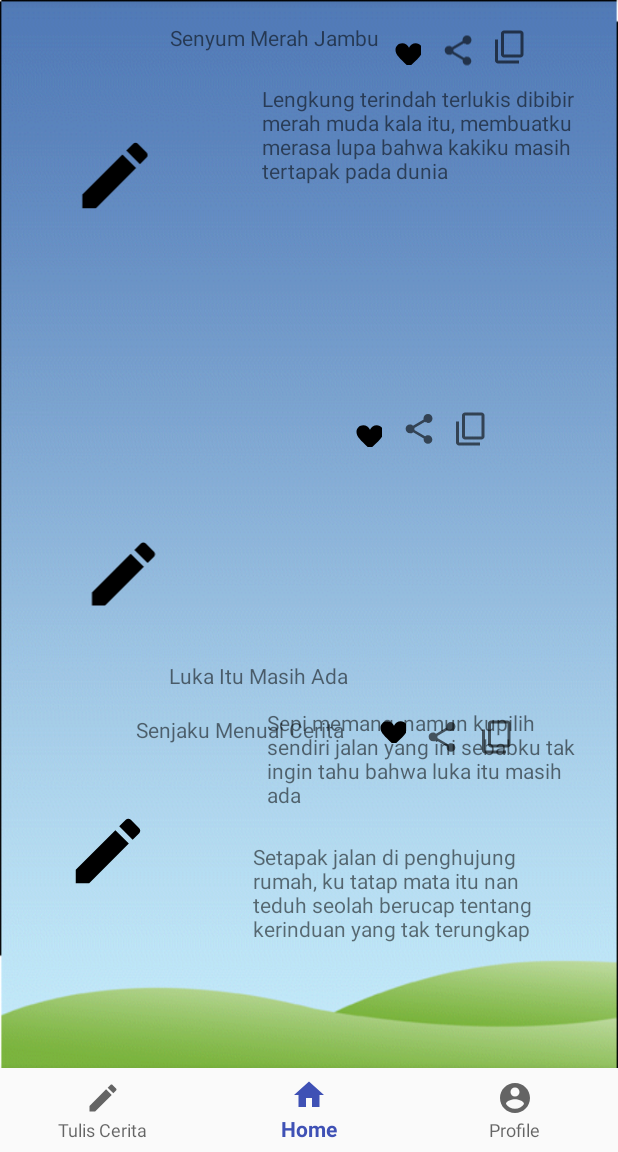
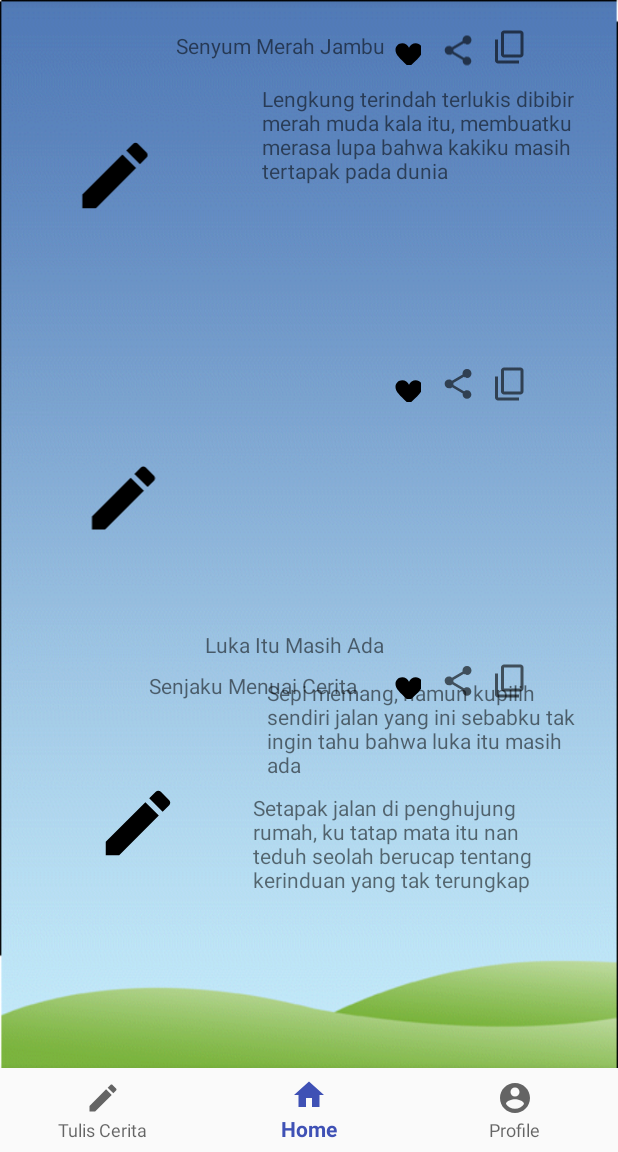
Before and after one commit to Yuschri/PenaStory, an Android app: the StoryFragment screen opened directly, with no data from a screen before it, item 2 of the bottom bar chosen, on a phone screen of 412 x 824 dp, the part 84-1236 px from its top. Run offline under Robolectric (Android 15) with nearby library versions, the phone set to English and light mode, and no system bars.

Commit message:
tampilan2

```diff
--- a/app/src/main/res/layout/fragment_home.xml
+++ b/app/src/main/res/layout/fragment_home.xml
@@ -17,12 +17,12 @@
             android:layout_width="wrap_content"
             android:layout_height="wrap_content"
             android:layout_marginBottom="8dp"
-            android:layout_marginEnd="156dp"
+            android:layout_marginEnd="152dp"
             android:text="Senyum Merah Jambu "
             app:layout_constraintBottom_toTopOf="@+id/textView5"
             app:layout_constraintEnd_toEndOf="parent"
             app:layout_constraintTop_toBottomOf="@+id/imageView6"
-            app:layout_constraintVertical_bias="0.35" />
+            app:layout_constraintVertical_bias="0.6" />
 
         <TextView
             android:id="@+id/textView5"
@@ -37,9 +37,9 @@
         <TextView
             android:id="@+id/textView6"
             android:layout_width="wrap_content"
-            android:layout_height="wrap_content"
+            android:layout_height="20dp"
             android:layout_marginBottom="12dp"
-            android:layout_marginEnd="180dp"
+            android:layout_marginEnd="156dp"
             android:layout_marginTop="8dp"
             android:text="Luka Itu Masih Ada"
             app:layout_constraintBottom_toTopOf="@+id/textView7"
@@ -51,7 +51,7 @@
             android:id="@+id/textView7"
             android:layout_width="206dp"
             android:layout_height="80dp"
-            android:layout_marginBottom="216dp"
+            android:layout_marginBottom="236dp"
             android:layout_marginEnd="28dp"
             android:text="Sepi memang, namun kupilih sendiri jalan yang ini sebabku tak ingin tahu bahwa luka itu masih ada"
             app:layout_constraintBottom_toBottomOf="parent"
@@ -98,7 +98,7 @@
             app:layout_constraintHorizontal_bias="0.132"
             app:layout_constraintStart_toStartOf="parent"
             app:layout_constraintTop_toTopOf="parent"
-            app:layout_constraintVertical_bias="0.498"
+            app:layout_constraintVertical_bias="0.425"
             app:srcCompat="@drawable/ic_create_black_24dp" />
 
         <ImageView
@@ -157,13 +157,13 @@
             android:layout_marginEnd="8dp"
             android:layout_marginStart="8dp"
             android:layout_marginTop="8dp"
-            app:srcCompat="@drawable/ic_dashboard_black_24dp"
             app:layout_constraintBottom_toBottomOf="parent"
             app:layout_constraintEnd_toEndOf="parent"
-            app:layout_constraintHorizontal_bias="0.598"
+            app:layout_constraintHorizontal_bias="0.668"
             app:layout_constraintStart_toStartOf="parent"
             app:layout_constraintTop_toTopOf="parent"
-            app:layout_constraintVertical_bias="0.365" />
+            app:layout_constraintVertical_bias="0.324"
+            app:srcCompat="@drawable/ic_dashboard_black_24dp" />
 
         <ImageView
             android:id="@+id/imageView13"
@@ -176,10 +176,10 @@
             android:src="?attr/actionModeShareDrawable"
             app:layout_constraintBottom_toBottomOf="parent"
             app:layout_constraintEnd_toEndOf="parent"
-            app:layout_constraintHorizontal_bias="0.697"
+            app:layout_constraintHorizontal_bias="0.767"
             app:layout_constraintStart_toStartOf="parent"
             app:layout_constraintTop_toTopOf="parent"
-            app:layout_constraintVertical_bias="0.365" />
+            app:layout_constraintVertical_bias="0.324" />
 
         <ImageView
             android:id="@+id/imageView14"
@@ -192,10 +192,10 @@
             android:src="?android:attr/actionModeCopyDrawable"
             app:layout_constraintBottom_toBottomOf="parent"
             app:layout_constraintEnd_toEndOf="parent"
-            app:layout_constraintHorizontal_bias="0.79"
+            app:layout_constraintHorizontal_bias="0.86"
             app:layout_constraintStart_toStartOf="parent"
             app:layout_constraintTop_toTopOf="parent"
-            app:layout_constraintVertical_bias="0.365" />
+            app:layout_constraintVertical_bias="0.324" />
 
         <ImageView
             android:id="@+id/imageView15"
@@ -205,13 +205,13 @@
             android:layout_marginEnd="8dp"
             android:layout_marginStart="8dp"
             android:layout_marginTop="8dp"
-            app:srcCompat="@drawable/ic_create_black_24dp"
             app:layout_constraintBottom_toBottomOf="parent"
             app:layout_constraintEnd_toEndOf="parent"
-            app:layout_constraintHorizontal_bias="0.1"
+            app:layout_constraintHorizontal_bias="0.159"
             app:layout_constraintStart_toStartOf="parent"
             app:layout_constraintTop_toTopOf="parent"
-            app:layout_constraintVertical_bias="0.764" />
+            app:layout_constraintVertical_bias="0.737"
+            app:srcCompat="@drawable/ic_create_black_24dp" />
 
         <TextView
             android:id="@+id/textView11"
@@ -224,10 +224,10 @@
             android:text="Senjaku Menuai Cerita"
             app:layout_constraintBottom_toBottomOf="parent"
             app:layout_constraintEnd_toEndOf="parent"
-            app:layout_constraintHorizontal_bias="0.322"
+            app:layout_constraintHorizontal_bias="0.356"
             app:layout_constraintStart_toStartOf="parent"
             app:layout_constraintTop_toTopOf="parent"
-            app:layout_constraintVertical_bias="0.64" />
+            app:layout_constraintVertical_bias="0.6" />
 
         <TextView
             android:id="@+id/textView12"
@@ -243,7 +243,7 @@
             app:layout_constraintHorizontal_bias="0.794"
             app:layout_constraintStart_toStartOf="parent"
             app:layout_constraintTop_toTopOf="parent"
-            app:layout_constraintVertical_bias="0.82" />
+            app:layout_constraintVertical_bias="0.772" />
 
         <ImageView
             android:id="@+id/imageView16"
@@ -253,13 +253,13 @@
             android:layout_marginEnd="8dp"
             android:layout_marginStart="8dp"
             android:layout_marginTop="8dp"
-            app:srcCompat="@drawable/ic_dashboard_black_24dp"
             app:layout_constraintBottom_toBottomOf="parent"
             app:layout_constraintEnd_toEndOf="parent"
-            app:layout_constraintHorizontal_bias="0.642"
+            app:layout_constraintHorizontal_bias="0.668"
             app:layout_constraintStart_toStartOf="parent"
             app:layout_constraintTop_toTopOf="parent"
-            app:layout_constraintVertical_bias="0.636" />
+            app:layout_constraintVertical_bias="0.596"
+            app:srcCompat="@drawable/ic_dashboard_black_24dp" />
 
         <ImageView
             android:id="@+id/imageView17"
@@ -272,10 +272,10 @@
             android:src="?attr/actionModeShareDrawable"
             app:layout_constraintBottom_toBottomOf="parent"
             app:layout_constraintEnd_toEndOf="parent"
-            app:layout_constraintHorizontal_bias="0.738"
+            app:layout_constraintHorizontal_bias="0.767"
             app:layout_constraintStart_toStartOf="parent"
             app:layout_constraintTop_toTopOf="parent"
-            app:layout_constraintVertical_bias="0.647" />
+            app:layout_constraintVertical_bias="0.596" />
 
         <ImageView
             android:id="@+id/imageView18"
@@ -288,9 +288,9 @@
             android:src="?android:attr/actionModeCopyDrawable"
             app:layout_constraintBottom_toBottomOf="parent"
             app:layout_constraintEnd_toEndOf="parent"
-            app:layout_constraintHorizontal_bias="0.837"
+            app:layout_constraintHorizontal_bias="0.86"
             app:layout_constraintStart_toStartOf="parent"
             app:layout_constraintTop_toTopOf="parent"
-            app:layout_constraintVertical_bias="0.647" />
+            app:layout_constraintVertical_bias="0.596" />
     </android.support.constraint.ConstraintLayout>
 </FrameLayout>
--- a/app/src/main/res/layout/fragment_story.xml
+++ b/app/src/main/res/layout/fragment_story.xml
@@ -92,8 +92,8 @@
 
         <ImageView
             android:id="@+id/imageView5"
-            android:layout_width="94dp"
-            android:layout_height="95dp"
+            android:layout_width="68dp"
+            android:layout_height="74dp"
             android:layout_marginBottom="8dp"
             android:layout_marginEnd="8dp"
             android:layout_marginStart="8dp"
```
Also changed, not shown: app/src/main/res/drawable/1.jpg (deleted), app/src/main/res/drawable/2.jpg (deleted), app/src/main/res/drawable/3.jpg (deleted), app/src/main/res/drawable/5.jpg (deleted), app/src/main/res/drawable/6.jpg (deleted).
